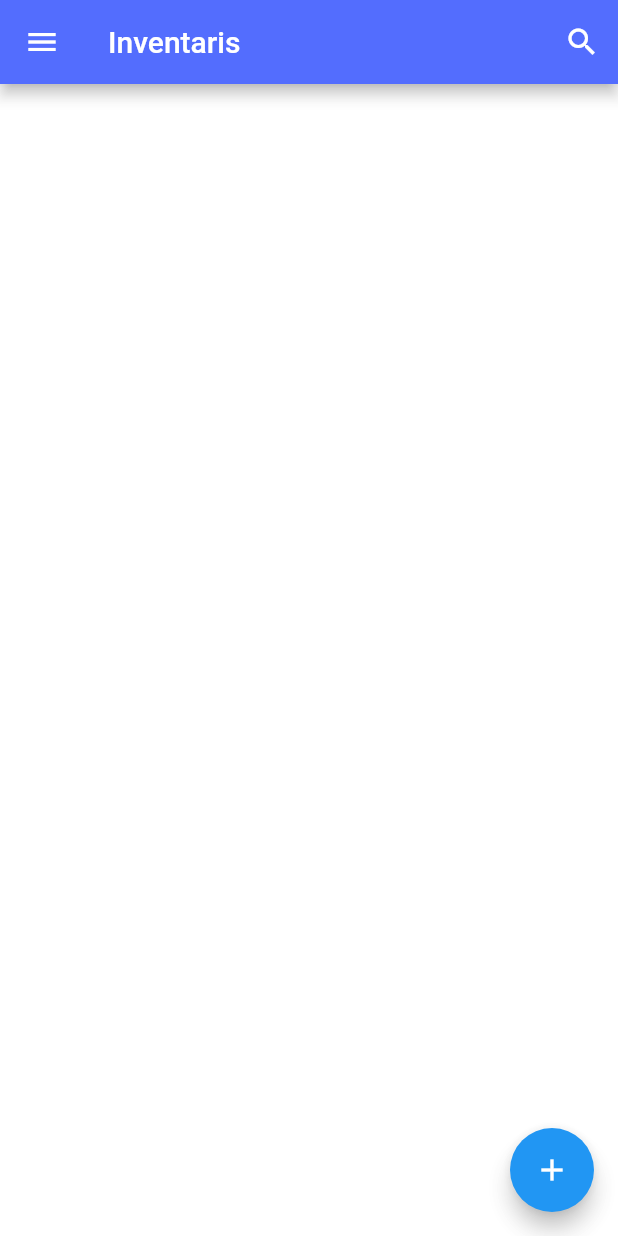
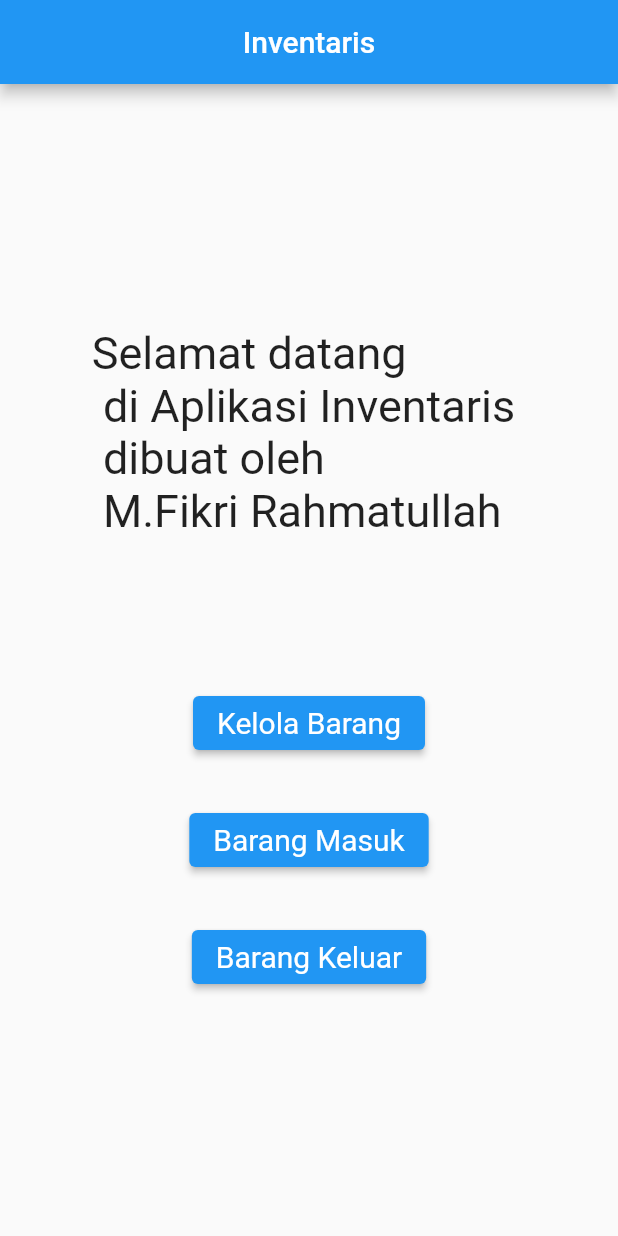
Before and after one commit to Vici009/app-inventaris, a Flutter app: the screen it shows after launch, on a phone screen of 412 x 824 dp. Run offline on Flutter 3.47's test engine with Material 2 defaults, Android fonts, the phone set to English and light mode, and no system bars; our stand-ins replace get, settings_ui, sqflite; accounts and stored records are empty.

```diff
--- a/lib/form_barang.dart
+++ b/lib/form_barang.dart
@@ -1,7 +1,7 @@
 // ignore_for_file: prefer_const_constructors_in_immutables, use_key_in_widget_constructors, prefer_const_constructors, non_constant_identifier_names
 
 import 'package:flutter/material.dart';
-import 'database/db_helper.dart';
+import 'database/brg.dart';
 import 'model/barang.dart';
 
 class FormBarang extends StatefulWidget {
--- a/lib/home.dart
+++ b/lib/home.dart
@@ -1,10 +1,11 @@
 import 'package:flutter/material.dart';
 import 'package:get/get.dart';
 
-import 'database/db_helper.dart';
+import 'database/brg.dart';
 import 'form_barang.dart';
 import 'model/barang.dart';
 import 'settings.dart';
+import 'menu.dart';
 
 class HomePage extends StatefulWidget {
   const HomePage({Key? key}) : super(key: key);
@@ -78,7 +79,7 @@ class _HomePageState extends State<HomePage> {
                 Navigator.push(
                   context,
                   MaterialPageRoute(
-                    builder: (context) => FormBarang(),
+                    builder: (context) => Menu(),
                   ),
                 );
               },
--- a/lib/main.dart
+++ b/lib/main.dart
@@ -3,9 +3,13 @@
 import 'package:flutter/material.dart';
 import 'package:flutter_crud/home.dart';
 import 'package:get/get.dart';
-import 'database/db_helper.dart';
+import 'database/brg.dart';
+import 'database/brg_keluar.dart';
+import 'database/brg_masuk.dart';
 import 'form_barang.dart';
 import 'model/barang.dart';
+import 'menu.dart';
+import 'settings.dart';
 
 void main() {
   runApp(MyApp());
@@ -17,7 +21,7 @@ class MyApp extends StatelessWidget {
     return GetMaterialApp(
       debugShowCheckedModeBanner: false,
       title: 'Inventaris',
-      home: HomePage(),
+      home: Menu(),
     );
   }
 }
--- /dev/null
+++ b/lib/menu.dart
@@ -0,0 +1,83 @@
+import 'package:flutter/material.dart';
+import 'package:flutter_crud/form_barang.dart';
+import 'home.dart';
+
+class Menu extends StatelessWidget {
+  const Menu({super.key});
+
+  static const String _inventaris = 'Inventaris';
+
+  @override
+  Widget build(BuildContext context) {
+    ElevatedButton.styleFrom(textStyle: const TextStyle(fontSize: 20));
+    return MaterialApp(
+      title: _inventaris,
+      debugShowCheckedModeBanner: false,
+      home: Scaffold(
+        appBar: AppBar(centerTitle: true, title: const Text(_inventaris)),
+        body: const MyStatefulWidget(),
+      ),
+    );
+  }
+}
+
+class MyStatefulWidget extends StatefulWidget {
+  const MyStatefulWidget({super.key});
+
+  @override
+  State<MyStatefulWidget> createState() => _MyStatefulWidgetState();
+}
+
+class _MyStatefulWidgetState extends State<MyStatefulWidget> {
+  @override
+  Widget build(BuildContext context) {
+    final ButtonStyle style =
+        ElevatedButton.styleFrom(textStyle: const TextStyle(fontSize: 20));
+    return Center(
+      child: Column(
+        crossAxisAlignment: CrossAxisAlignment.center,
+        mainAxisSize: MainAxisSize.min,
+        children: <Widget>[
+          Text(
+            'Selamat datang \n di Aplikasi Inventaris \n dibuat oleh \n M.Fikri Rahmatullah',
+            maxLines: 4,
+            style: TextStyle(fontSize: 30),
+          ),
+          const SizedBox(height: 100),
+          ElevatedButton(
+            style: style,
+            onPressed: () {
+              Navigator.push(
+                context,
+                MaterialPageRoute(builder: (context) => const HomePage()),
+              );
+            },
+            child: const Text('Kelola Barang'),
+          ),
+          const SizedBox(height: 30),
+          ElevatedButton(
+            style: style,
+            onPressed: () {
+              Navigator.push(
+                context,
+                MaterialPageRoute(builder: (context) => FormBarang()),
+              );
+            },
+            child: const Text('Barang Masuk'),
+          ),
+          const SizedBox(height: 30),
+          ElevatedButton(
+            style: style,
+            onPressed: () {
+              Navigator.push(
+                context,
+                MaterialPageRoute(builder: (context) => FormBarang()),
+              );
+            },
+            child: const Text('Barang Keluar'),
+          ),
+        ],
+      ),
+    );
+  }
+}
--- a/pubspec.yaml
+++ b/pubspec.yaml
@@ -38,6 +38,7 @@ dependencies:
   sqflite: ^2.0.0+3
   get: ^4.6.5
   settings_ui: ^2.0.2
+  icons_launcher: ^2.0.5
 
 
 dev_dependencies:
```
Also changed, not shown: lib/database/brg_keluar.dart (added, +84 -0 lines), lib/database/brg_masuk.dart (added, +84 -0 lines), lib/model/barangkeluar.dart (added, +33 -0 lines), lib/model/barangmasuk.dart (added, +33 -0 lines), lib/database/brg.dart (renamed from lib/database/db_helper.dart).
